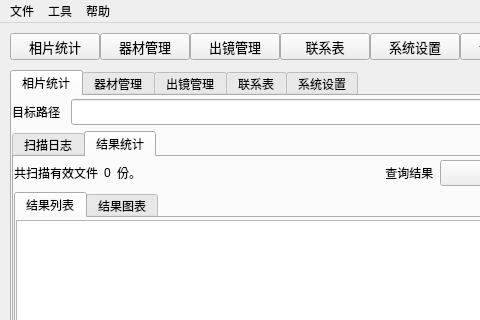
This is Form/AxisMainWindow.ui in Pichuworks/Codename-Axis as Qt 5 draws it before an edit; both pictures show x 0 to 480 and y 0 to 320 of the 800 by 600 pixel window. The edited form follows.
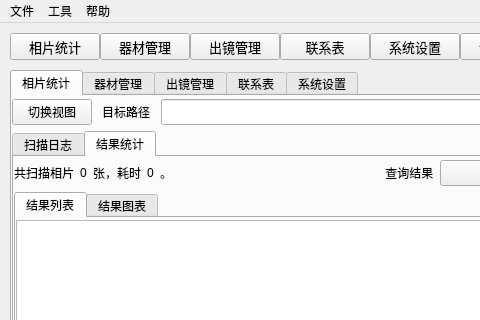
This is the edited form. Icons and pictures are not drawn.

What changed in the file:
```diff
--- a/Form/AxisMainWindow.ui
+++ b/Form/AxisMainWindow.ui
@@ -465,7 +465,7 @@
                      <item>
                       <widget class="QLabel" name="lblResultStatusPrefix">
                        <property name="text">
-                        <string>共扫描有效文件</string>
+                        <string>共扫描相片</string>
                        </property>
                       </widget>
                      </item>
@@ -479,7 +479,21 @@
                      <item>
                       <widget class="QLabel" name="lblResultStatusSuffix">
                        <property name="text">
-                        <string>份。</string>
+                        <string>张，耗时</string>
+                       </property>
+                      </widget>
+                     </item>
+                     <item>
+                      <widget class="QLabel" name="lblResultTimeConsumed">
+                       <property name="text">
+                        <string>0</string>
+                       </property>
+                      </widget>
+                     </item>
+                     <item>
+                      <widget class="QLabel" name="lblResultTimeConsumedSuffix">
+                       <property name="text">
+                        <string>。</string>
                        </property>
                       </widget>
                      </item>
@@ -710,6 +724,19 @@
               <property name="bottomMargin">
                <number>0</number>
               </property>
+              <item>
+               <widget class="QPushButton" name="btnScanViewSwitch">
+                <property name="sizePolicy">
+                 <sizepolicy hsizetype="Minimum" vsizetype="Preferred">
+                  <horstretch>0</horstretch>
+                  <verstretch>0</verstretch>
+                 </sizepolicy>
+                </property>
+                <property name="text">
+                 <string>切换视图</string>
+                </property>
+               </widget>
+              </item>
               <item>
                <widget class="QLabel" name="lblFolderPath">
                 <property name="text">
```
